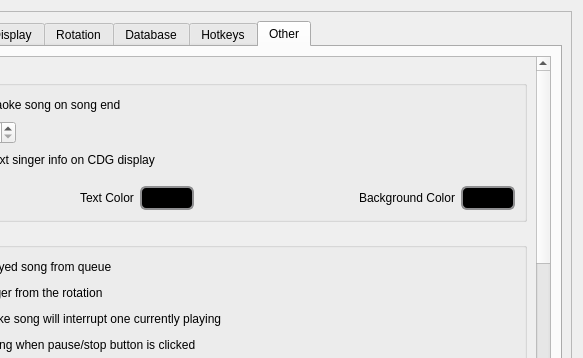
professorrc/OpenKJ, file src/dlgsettings.ui: the form before one commit; both pictures show x 220 to 803 and y 0 to 358 of the 803 by 522 pixel window.
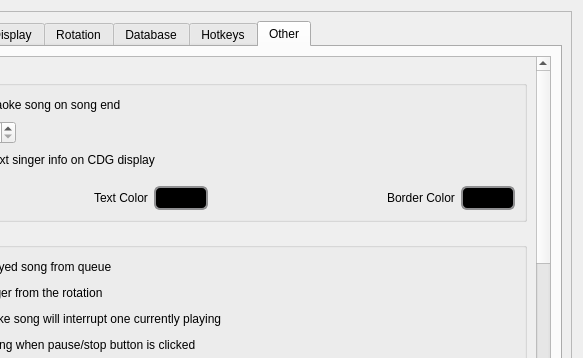
The form after the commit. Icons and pictures are not drawn.

Commit message:
Autoplay alert: outlined text over the background image
The countdown card no longer hides the singer screen behind a solid
colour. Its text is drawn centred over the background image or
slideshow, filled with the alert text colour and outlined with a new
border colour (the old background colour button is now Border Color).
Defaults are white text with a black border. The block shrinks to fit
the screen if needed.

Diff of the .ui file:
```diff
--- a/src/dlgsettings.ui
+++ b/src/dlgsettings.ui
@@ -1718,7 +1718,7 @@
                      <item>
                       <widget class="QLabel" name="label_16">
                        <property name="text">
-                        <string>Background Color</string>
+                        <string>Border Color</string>
                        </property>
                       </widget>
                      </item>
```
The commit also changes 9 other files.
